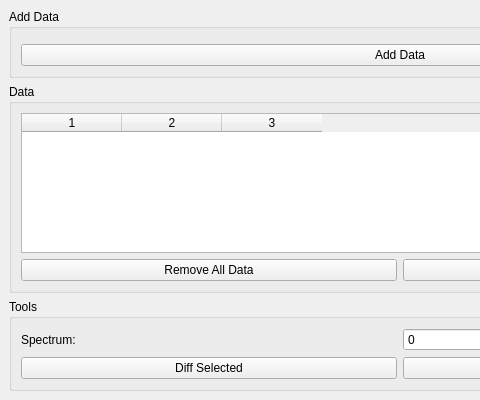
First picture: the form in Code/Mantid/MantidQt/CustomInterfaces/inc/MantidQtCustomInterfaces/DataComparison.ui, repository mantidproject/mantid, before the edit; both pictures show x 0 to 480 and y 0 to 400 of the 800 by 400 pixel window.
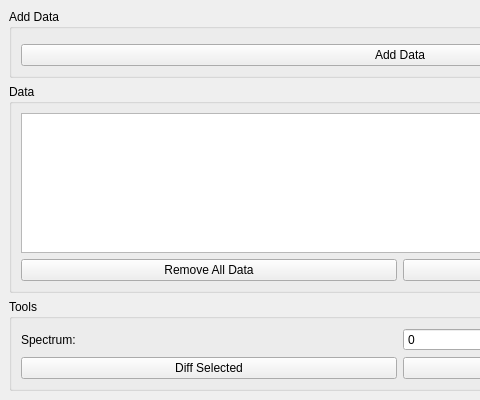
Second picture: the form after the edit. Custom widgets are drawn as their Qt base class.

Commit message:
Added remaining columns, fixed multiple deletion
Refs #10802

Diff of the .ui file:
```diff
--- a/Code/Mantid/MantidQt/CustomInterfaces/inc/MantidQtCustomInterfaces/DataComparison.ui
+++ b/Code/Mantid/MantidQt/CustomInterfaces/inc/MantidQtCustomInterfaces/DataComparison.ui
@@ -78,9 +78,6 @@
              <verstretch>0</verstretch>
             </sizepolicy>
            </property>
-           <property name="columnCount">
-             <number>3</number>
-           </property>
           </widget>
          </item>
          <item row="1" column="0">
```
The commit also changes 2 other files.
